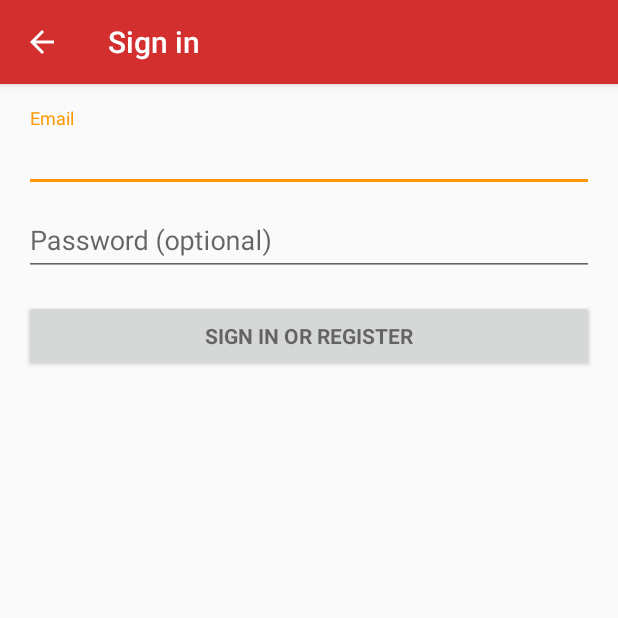
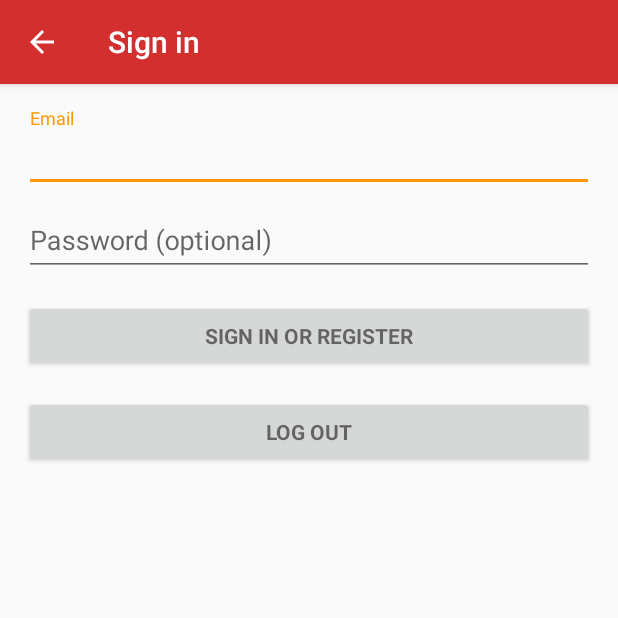
Before and after one commit to PinTourist/PinTourist, an Android app: the screen it shows after launch (LoginActivity), on a phone screen of 412 x 824 dp, the top half of it. Run offline under Robolectric (Android 15) with nearby library versions, the phone set to English and light mode, and no system bars; our stand-ins replace Firebase (no records; nobody signed in at launch, a user with empty details on screens opened directly); libraries missing offline, so code that uses them is left out: com.firebase.ui; 1 statement that could not run was skipped.

Commit message:
Login is possible by google and added a logout button.

```diff
--- a/app/src/main/java/com/pintourist/pintourist/pintourist/LoginActivity.java
+++ b/app/src/main/java/com/pintourist/pintourist/pintourist/LoginActivity.java
@@ -32,6 +32,8 @@ import android.widget.EditText;
 import android.widget.TextView;
 
 import com.firebase.ui.auth.AuthUI;
+import com.google.android.gms.tasks.OnCompleteListener;
+import com.google.android.gms.tasks.Task;
 import com.google.firebase.auth.FirebaseAuth;
 
 import java.util.ArrayList;
@@ -39,7 +41,7 @@ import java.util.List;
 
 import static android.Manifest.permission.READ_CONTACTS;
 
-public class LoginActivity extends AppCompatActivity {
+public class LoginActivity extends AppCompatActivity implements View.OnClickListener{
     private static final int RC_SIGN_IN = 0;
     private FirebaseAuth auth;
     @Override
@@ -59,6 +61,7 @@ public class LoginActivity extends AppCompatActivity {
                             AuthUI.GOOGLE_PROVIDER)
                     .build(),RC_SIGN_IN);
         }
+        findViewById(R.id.log_out_button).setOnClickListener(this);
 
     }
 
@@ -77,4 +80,17 @@ public class LoginActivity extends AppCompatActivity {
         }
     }
 
+    @Override
+    public void onClick(View v) {
+        if(v.getId() == R.id.log_out_button){
+            AuthUI.getInstance().signOut(this)
+                    .addOnCompleteListener(new OnCompleteListener<Void>() {
+                        @Override
+                        public void onComplete(@NonNull Task<Void> task) {
+                            Log.d("AUTH", "USER LOGGED OUT");
+                            finish();
+                        }
+                    });
+        }
+    }
 }
--- a/app/src/main/res/layout/activity_login.xml
+++ b/app/src/main/res/layout/activity_login.xml
@@ -72,6 +72,15 @@
                 android:text="@string/action_sign_in"
                 android:textStyle="bold" />
 
+            <Button
+                android:id="@+id/log_out_button"
+                style="?android:textAppearanceSmall"
+                android:layout_width="match_parent"
+                android:layout_height="wrap_content"
+                android:layout_marginTop="16dp"
+                android:text="Log Out"
+                android:textStyle="bold" />
+
         </LinearLayout>
     </ScrollView>
 </LinearLayout>
```
